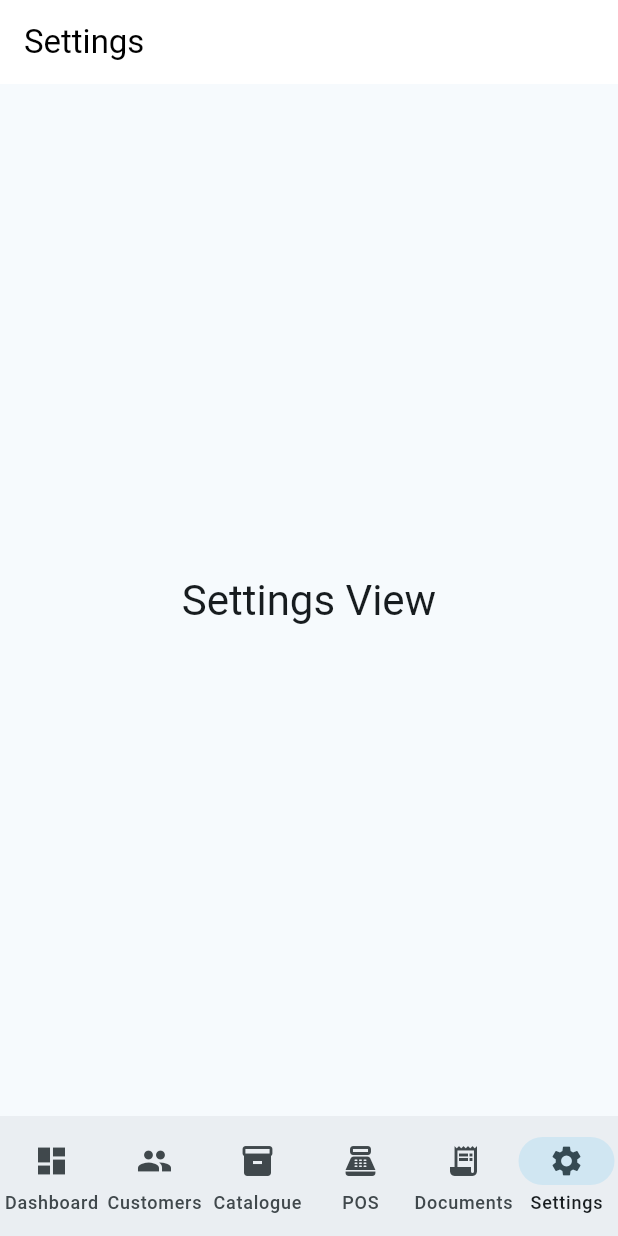
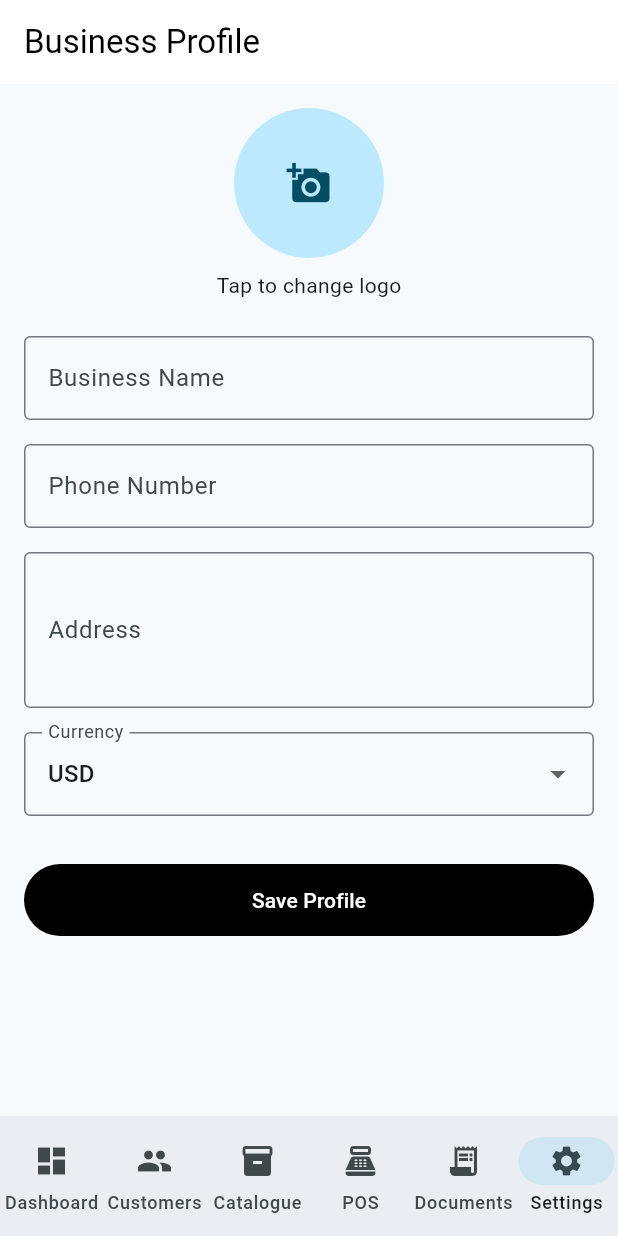
Before and after one commit to qgithaka/clod, a Flutter app: the screen it shows after launch, item 6 of the bottom bar chosen, on a phone screen of 412 x 824 dp. Run offline on Flutter 3.47's test engine with Material 3 defaults, Android fonts, the phone set to English and light mode, and no system bars; our stand-ins replace drift, flutter_riverpod, go_router, image_picker; accounts and stored records are empty; generated files the repository leaves out were written again.

Commit message:
feat(`business_profile_view.dart`): build business profile config screen
Added image_picker dependency and built a form to update the business name, contact details, currency, and logo.

Enables the merchant to configure the app identity and ties into the local DB and file storage per M01 requirements.

```diff
--- a/lib/core/router.dart
+++ b/lib/core/router.dart
@@ -4,6 +4,14 @@ import 'package:go_router/go_router.dart';
 
 import '../presentation/shell/responsive_shell.dart';
 import '../presentation/views/placeholder_view.dart';
+import '../presentation/views/business_profile_view.dart';
+
+final _shellNavigatorDashboardKey = GlobalKey<NavigatorState>(debugLabel: 'dashboard');
+final _shellNavigatorCustomersKey = GlobalKey<NavigatorState>(debugLabel: 'customers');
+final _shellNavigatorCatalogueKey = GlobalKey<NavigatorState>(debugLabel: 'catalogue');
+final _shellNavigatorPOSKey = GlobalKey<NavigatorState>(debugLabel: 'pos');
+final _shellNavigatorDocumentsKey = GlobalKey<NavigatorState>(debugLabel: 'documents');
+final _shellNavigatorSettingsKey = GlobalKey<NavigatorState>(debugLabel: 'settings');
 
 final routerProvider = Provider<GoRouter>((ref) {
   return GoRouter(
@@ -24,6 +32,7 @@ final routerProvider = Provider<GoRouter>((ref) {
         },
         branches: [
           StatefulShellBranch(
+            navigatorKey: _shellNavigatorDashboardKey,
             routes: [
               GoRoute(
                 path: '/dashboard',
@@ -32,6 +41,7 @@ final routerProvider = Provider<GoRouter>((ref) {
             ],
           ),
           StatefulShellBranch(
+            navigatorKey: _shellNavigatorCustomersKey,
             routes: [
               GoRoute(
                 path: '/customers',
@@ -40,6 +50,7 @@ final routerProvider = Provider<GoRouter>((ref) {
             ],
           ),
           StatefulShellBranch(
+            navigatorKey: _shellNavigatorCatalogueKey,
             routes: [
               GoRoute(
                 path: '/catalogue',
@@ -48,6 +59,7 @@ final routerProvider = Provider<GoRouter>((ref) {
             ],
           ),
           StatefulShellBranch(
+            navigatorKey: _shellNavigatorPOSKey,
             routes: [
               GoRoute(
                 path: '/pos',
@@ -56,6 +68,7 @@ final routerProvider = Provider<GoRouter>((ref) {
             ],
           ),
           StatefulShellBranch(
+            navigatorKey: _shellNavigatorDocumentsKey,
             routes: [
               GoRoute(
                 path: '/documents',
@@ -64,10 +77,11 @@ final routerProvider = Provider<GoRouter>((ref) {
             ],
           ),
           StatefulShellBranch(
+            navigatorKey: _shellNavigatorSettingsKey,
             routes: [
               GoRoute(
                 path: '/settings',
-                builder: (context, state) => const PlaceholderView(title: 'Settings'),
+                builder: (context, state) => const BusinessProfileView(),
               ),
             ],
           ),
--- /dev/null
+++ b/lib/presentation/views/business_profile_view.dart
@@ -0,0 +1,153 @@
+import 'dart:io';
+import 'package:flutter/material.dart';
+import 'package:flutter_riverpod/flutter_riverpod.dart';
+import 'package:image_picker/image_picker.dart';
+import 'package:drift/drift.dart' as drift;
+import '../../data/database/app_database.dart';
+import '../../data/repositories/business_profile_repository.dart';
+import '../../core/services/file_storage_service.dart';
+
+class BusinessProfileView extends ConsumerStatefulWidget {
+  const BusinessProfileView({super.key});
+
+  @override
+  ConsumerState<BusinessProfileView> createState() => _BusinessProfileViewState();
+}
+
+class _BusinessProfileViewState extends ConsumerState<BusinessProfileView> {
+  final _formKey = GlobalKey<FormState>();
+  final _nameController = TextEditingController();
+  final _phoneController = TextEditingController();
+  final _addressController = TextEditingController();
+  String _currencyCode = 'USD';
+  String? _logoPath;
+
+  bool _isInitialized = false;
+
+  @override
+  void dispose() {
+    _nameController.dispose();
+    _phoneController.dispose();
+    _addressController.dispose();
+    super.dispose();
+  }
+
+  Future<void> _pickLogo() async {
+    final picker = ImagePicker();
+    final file = await picker.pickImage(source: ImageSource.gallery);
+    if (file != null) {
+      final storage = ref.read(fileStorageServiceProvider);
+      final newPath = await storage.saveLogo(file.path);
+      setState(() {
+        _logoPath = newPath;
+      });
+    }
+  }
+
+  Future<void> _saveProfile() async {
+    if (_formKey.currentState!.validate()) {
+      final repo = ref.read(businessProfileRepositoryProvider);
+      await repo.saveProfile(BusinessProfileCompanion(
+        id: const drift.Value(1),
+        name: drift.Value(_nameController.text),
+        phone: drift.Value(_phoneController.text),
+        address: drift.Value(_addressController.text),
+        currencyCode: drift.Value(_currencyCode),
+        logoPath: drift.Value(_logoPath),
+        updatedAt: drift.Value(DateTime.now().toUtc().millisecondsSinceEpoch),
+      ));
+      if (mounted) {
+        ScaffoldMessenger.of(context).showSnackBar(
+          const SnackBar(content: Text('Profile saved successfully!')),
+        );
+      }
+    }
+  }
+
+  @override
+  Widget build(BuildContext context) {
+    final profileAsync = ref.watch(businessProfileProvider);
+
+    return Scaffold(
+      appBar: AppBar(title: const Text('Business Profile')),
+      body: profileAsync.when(
+        data: (profile) {
+          if (!_isInitialized) {
+            _nameController.text = profile?.name ?? '';
+            _phoneController.text = profile?.phone ?? '';
+            _addressController.text = profile?.address ?? '';
+            _currencyCode = profile?.currencyCode ?? 'USD';
+            _logoPath = profile?.logoPath;
+            _isInitialized = true;
+          }
+
+          return SingleChildScrollView(
+            padding: const EdgeInsets.all(16.0),
+            child: Form(
+              key: _formKey,
+              child: Column(
+                crossAxisAlignment: CrossAxisAlignment.start,
+                children: [
+                  Center(
+                    child: GestureDetector(
+                      onTap: _pickLogo,
+                      child: CircleAvatar(
+                        radius: 50,
+                        backgroundImage: _logoPath != null ? FileImage(File(_logoPath!)) : null,
+                        child: _logoPath == null ? const Icon(Icons.add_a_photo, size: 30) : null,
+                      ),
+                    ),
+                  ),
+                  const SizedBox(height: 8),
+                  const Center(child: Text('Tap to change logo')),
+                  const SizedBox(height: 24),
+                  TextFormField(
+                    controller: _nameController,
+                    decoration: const InputDecoration(labelText: 'Business Name', border: OutlineInputBorder()),
+                    validator: (v) => v == null || v.isEmpty ? 'Required' : null,
+                  ),
+                  const SizedBox(height: 16),
+                  TextFormField(
+                    controller: _phoneController,
+                    decoration: const InputDecoration(labelText: 'Phone Number', border: OutlineInputBorder()),
+                  ),
+                  const SizedBox(height: 16),
+                  TextFormField(
+                    controller: _addressController,
+                    decoration: const InputDecoration(labelText: 'Address', border: OutlineInputBorder()),
+                    maxLines: 3,
+                  ),
+                  const SizedBox(height: 16),
+                  DropdownButtonFormField<String>(
+                    value: _currencyCode,
+                    decoration: const InputDecoration(labelText: 'Currency', border: OutlineInputBorder()),
+                    items: const [
+                      DropdownMenuItem(value: 'USD', child: Text('USD')),
+                      DropdownMenuItem(value: 'EUR', child: Text('EUR')),
+                      DropdownMenuItem(value: 'GBP', child: Text('GBP')),
+                      DropdownMenuItem(value: 'KES', child: Text('KES')),
+                    ],
+                    onChanged: (v) {
+                      if (v != null) setState(() => _currencyCode = v);
+                    },
+                  ),
+                  const SizedBox(height: 32),
+                  SizedBox(
+                    width: double.infinity,
+                    height: 48,
+                    child: FilledButton(
+                      onPressed: _saveProfile,
+                      child: const Text('Save Profile'),
+                    ),
+                  )
+                ],
+              ),
+            ),
+          );
+        },
+        loading: () => const Center(child: CircularProgressIndicator()),
+        error: (e, s) => Center(child: Text('Error: $e')),
+      ),
+    );
+  }
+}
--- a/pubspec.yaml
+++ b/pubspec.yaml
@@ -41,6 +41,7 @@ dependencies:
   path: ^1.9.1
   sqlite3_flutter_libs: ^0.6.0+eol
   riverpod_annotation: ^4.0.7
+  image_picker: ^1.2.3
 
 dev_dependencies:
   flutter_test:
```
Also changed, not shown: pubspec.lock.
